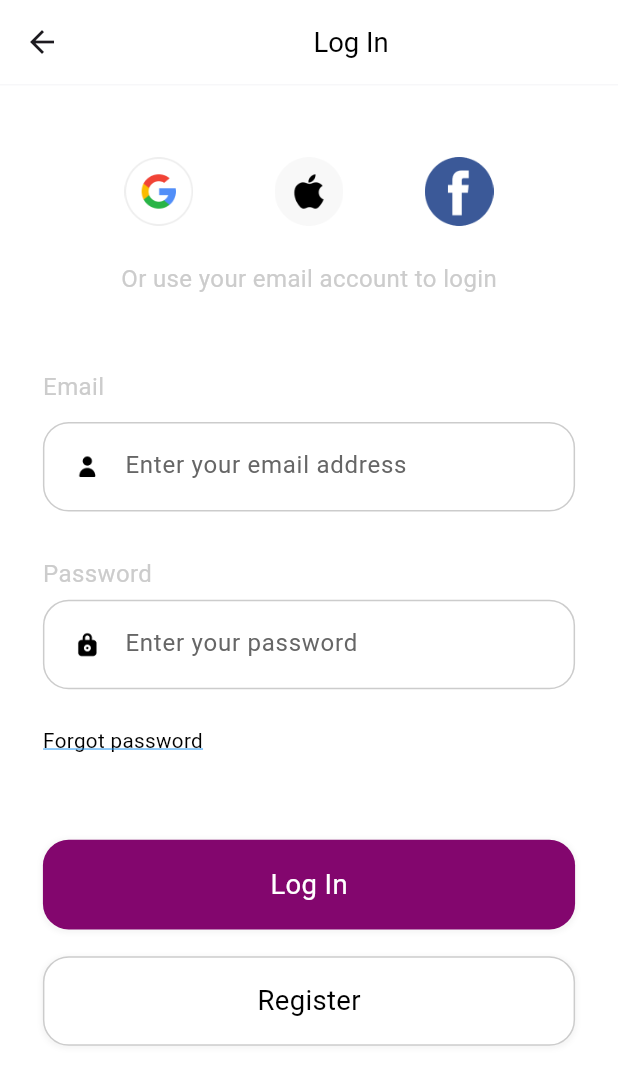
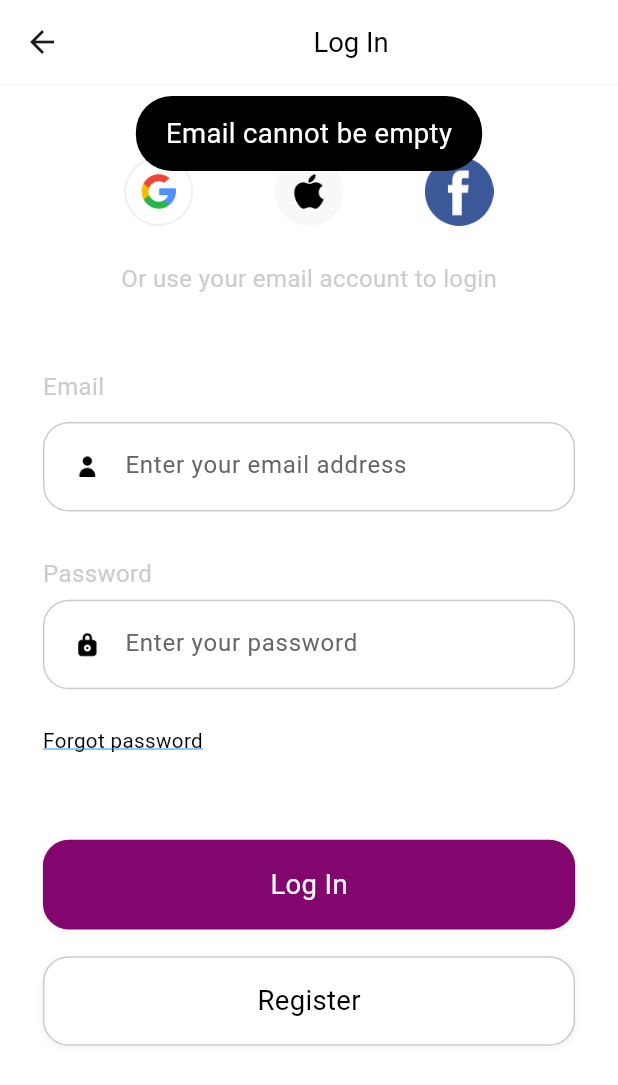
Before and after one commit to santetch/flutter_sample_course, a Flutter app: the SignIn screen opened by its route, after a tap on "Log In", on a phone screen of 412 x 824 dp. Shown: the top 1085 px of the screen. Run offline on Flutter 3.47's test engine with Material 2 defaults, Android fonts, the phone set to English and light mode, and no system bars; our stand-ins replace cloud_firestore, dots_indicator, firebase_auth, firebase_core, flutter_bloc, flutter_screenutil and 1 more; accounts and stored records are empty; Roboto replaces fonts that are missing (Avenir).

Commit message:
adds auth feedback w toast

```diff
--- a/lib/common/values/colors.dart
+++ b/lib/common/values/colors.dart
@@ -14,7 +14,7 @@ class AppColors {
   /// main text color black
   static const Color primaryText = Color.fromARGB(255, 0, 0, 0);
   // video backgroun color
-  static const Color primary_bg = Color.fromARGB(210, 32, 47, 62);
+  static const Color primaryBg = Color.fromARGB(210, 32, 47, 62);
 
   /// main widget text color white
   static const Color primaryElementText = Color.fromARGB(255, 255, 255, 255);
--- /dev/null
+++ b/lib/common/widgets/flutter_toast.dart
@@ -0,0 +1,19 @@
+import 'package:flutter/material.dart';
+import 'package:flutter_screenutil/flutter_screenutil.dart';
+import 'package:fluttertoast/fluttertoast.dart';
+
+toastInfo({
+  required String msg,
+  Color backgroundColor = Colors.black,
+  Color textColor = Colors.white,
+}) {
+  return Fluttertoast.showToast(
+    msg: msg,
+    toastLength: Toast.LENGTH_SHORT,
+    gravity: ToastGravity.TOP,
+    timeInSecForIosWeb: 2,
+    backgroundColor: backgroundColor,
+    textColor: textColor,
+    fontSize: 16.sp,
+  );
+}
--- a/lib/main.dart
+++ b/lib/main.dart
@@ -4,6 +4,7 @@ import 'package:flutter_screenutil/flutter_screenutil.dart';
 import 'package:u_course_example/app_blocs.dart';
 import 'package:u_course_example/app_events.dart';
 import 'package:u_course_example/app_states.dart';
+import 'package:u_course_example/pages/sign_in/bloc/sign_in_bloc.dart';
 import 'package:u_course_example/pages/sign_in/sign_in.dart';
 import 'package:u_course_example/pages/welcome/bloc/welcome_blocs.dart';
 import 'package:firebase_core/firebase_core.dart';
@@ -31,6 +32,7 @@ class MyApp extends StatelessWidget {
         BlocProvider(
           create: (context) => AppBlocs(),
         ),
+        BlocProvider(create: (context) => SignInBloc())
       ],
       child: ScreenUtilInit(
         builder: (context, child) => MaterialApp(
--- a/lib/pages/sign_in/bloc/sign_in_bloc.dart
+++ b/lib/pages/sign_in/bloc/sign_in_bloc.dart
@@ -14,6 +14,6 @@ class SignInBloc extends Bloc<SignInEvent, SignInState> {
   }
 
   void _handlePassword(PasswordEvent event, Emitter<SignInState> emit) {
-    emit(state.copyWith(email: event.password));
+    emit(state.copyWith(password: event.password));
   }
 }
--- a/lib/pages/sign_in/sign_in.dart
+++ b/lib/pages/sign_in/sign_in.dart
@@ -1,5 +1,10 @@
 import 'package:flutter/material.dart';
+import 'package:flutter_bloc/flutter_bloc.dart';
 import 'package:flutter_screenutil/flutter_screenutil.dart';
+import 'package:u_course_example/pages/sign_in/bloc/sign_in_bloc.dart';
+import 'package:u_course_example/pages/sign_in/bloc/sign_in_event.dart';
+import 'package:u_course_example/pages/sign_in/bloc/sign_in_states.dart';
+import 'package:u_course_example/pages/sign_in/sign_in_controller.dart';
 import 'package:u_course_example/pages/sign_in/widgets/sign_in_widget.dart';
 
 class SignIn extends StatefulWidget {
@@ -12,6 +17,7 @@ class SignIn extends StatefulWidget {
 class _SignInState extends State<SignIn> {
   @override
   Widget build(BuildContext context) {
+    return BlocBuilder<SignInBloc, SignInState>(builder: (context, state) {
       return Container(
         color: Colors.white,
         child: SafeArea(
@@ -38,6 +44,9 @@ class _SignInState extends State<SignIn> {
                           "Enter your email address",
                           "email",
                           "user",
+                          (value) {
+                            context.read<SignInBloc>().add(EmailEvent(value));
+                          },
                         ),
                         SizedBox(height: 5.h),
                         reusableText("Password"),
@@ -45,18 +54,34 @@ class _SignInState extends State<SignIn> {
                           "Enter your password",
                           "password",
                           "lock",
+                          (value) {
+                            context
+                                .read<SignInBloc>()
+                                .add(PasswordEvent(value));
+                          },
                         ),
                       ],
                     ),
                   ),
                   forgotPassword(),
-                buildLogInAndRegisterButtons("Log In", "login"),
-                buildLogInAndRegisterButtons("Register", "register"),
+                  buildLogInAndRegisterButtons(
+                    "Log In",
+                    "login",
+                    () {
+                      SingInController(context: context).handleSignIn("email");
+                    },
+                  ),
+                  buildLogInAndRegisterButtons(
+                    "Register",
+                    "register",
+                    () {},
+                  ),
                 ],
               ),
             ),
           ),
         ),
       );
+    });
   }
 }
--- a/lib/pages/sign_in/sign_in_controller.dart
+++ b/lib/pages/sign_in/sign_in_controller.dart
@@ -1,8 +1,7 @@
-import 'dart:js_interop';
-
 import 'package:firebase_auth/firebase_auth.dart';
 import 'package:flutter/material.dart';
 import 'package:flutter_bloc/flutter_bloc.dart';
+import 'package:u_course_example/common/widgets/flutter_toast.dart';
 import 'package:u_course_example/pages/sign_in/bloc/sign_in_bloc.dart';
 
 class SingInController {
@@ -20,31 +19,48 @@ class SingInController {
         String password = state.password;
 
         if (email.isEmpty) {
-          //
+          toastInfo(msg: "Email cannot be empty");
+          return;
         }
 
         if (password.isEmpty) {
-          //
+          toastInfo(msg: "Password cannot be empty");
+          return;
         }
 
         try {
           final credential = await FirebaseAuth.instance
               .signInWithEmailAndPassword(email: email, password: password);
-          if (credential.user.isNull) {
-            //
+          if (credential.user == null) {
+            toastInfo(msg: "Wrong User or Password");
+            return;
           }
           if (!credential.user!.emailVerified) {
-            //
+            toastInfo(msg: "User not verified");
+            return;
           }
 
           final user = credential.user;
 
           if (user != null) {
             // verified user
+
+            print("user verified");
           } else {
             // we had some weird error
+
+            toastInfo(msg: "You should register!");
+            return;
           }
-        } catch (e) {}
+        } on FirebaseAuthException catch (e) {
+          if (e.code == 'user-not-found') {
+            toastInfo(msg: "Wrong User or Password");
+          } else if (e.code == 'wrong-password') {
+            toastInfo(msg: "Wrong User or Password");
+          } else if (e.code == 'invalid-email') {
+            toastInfo(msg: "Email format not valid");
+          }
+        }
       }
     } catch (e) {}
   }
--- a/lib/pages/sign_in/widgets/sign_in_widget.dart
+++ b/lib/pages/sign_in/widgets/sign_in_widget.dart
@@ -68,7 +68,8 @@ Widget reusableText(String text) {
   );
 }
 
-Widget buildTextField(String hintText, String textType, String iconName) {
+Widget buildTextField(String hintText, String textType, String iconName,
+    void Function(String value)? func) {
   return Container(
     width: 325.w,
     height: 50.h,
@@ -89,6 +90,7 @@ Widget buildTextField(String hintText, String textType, String iconName) {
         width: 260.w,
         height: 50.h,
         child: TextField(
+          onChanged: (value) => func!(value),
           keyboardType: TextInputType.multiline,
           decoration: InputDecoration(
             hintText: hintText,
@@ -148,9 +150,10 @@ Widget forgotPassword() {
   );
 }
 
-Widget buildLogInAndRegisterButtons(String buttonName, String buttonType) {
+Widget buildLogInAndRegisterButtons(
+    String buttonName, String buttonType, void Function()? func) {
   return GestureDetector(
-    onTap: () {},
+    onTap: func,
     child: Container(
       width: 325.w,
       height: 50.h,
--- a/pubspec.yaml
+++ b/pubspec.yaml
@@ -34,7 +34,6 @@ dependencies:
   # The following adds the Cupertino Icons font to your application.
   # Use with the CupertinoIcons class for iOS style icons.
   cupertino_icons: ^1.0.2
-  flutter_blob: ^0.0.1
   flutter_bloc: ^8.1.3
   flutter_screenutil: ^5.8.4
   dots_indicator: ^3.0.0
@@ -42,6 +41,7 @@ dependencies:
   cloud_firestore:
   firebase_auth: ^4.6.3
   firebase_core: ^2.14.0
+  fluttertoast: ^8.2.2
 
 dev_dependencies:
   flutter_test:
```
Also changed, not shown: pubspec.lock, 2 other files. Lines whose indentation alone changed are shown as unchanged.
